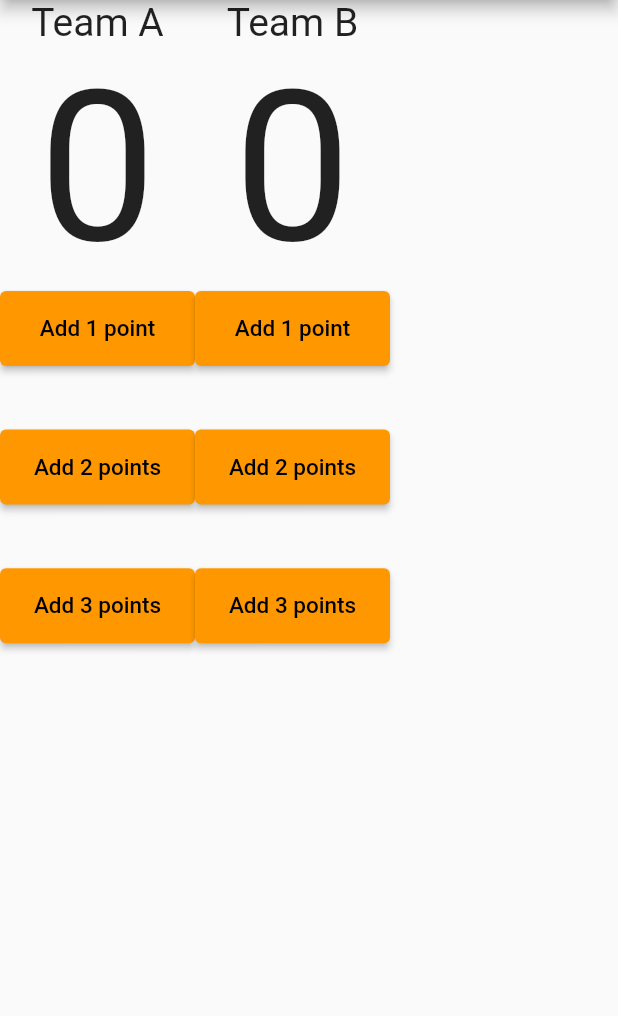
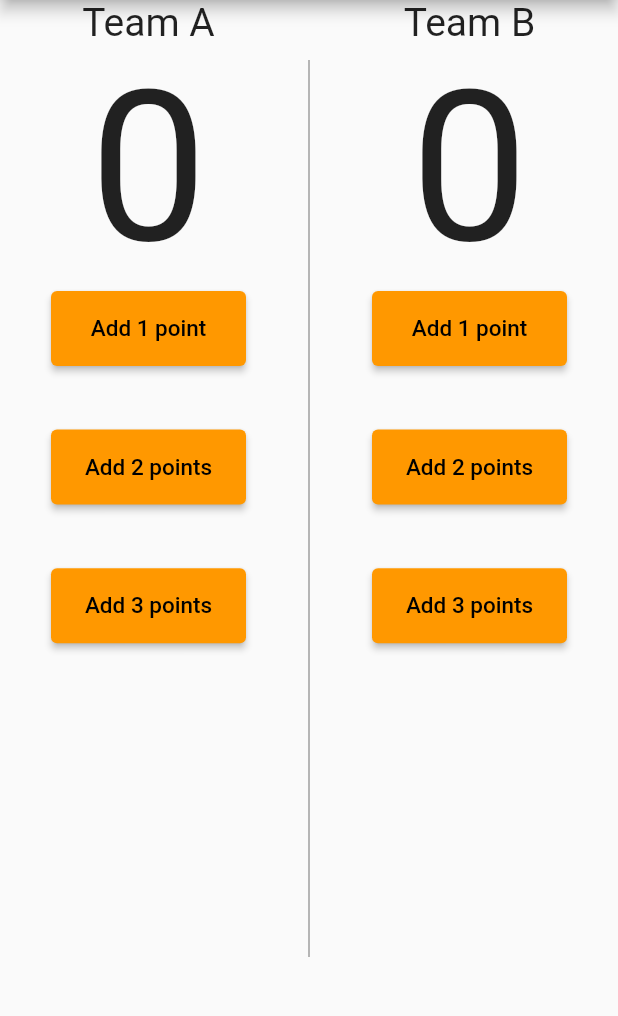
Before and after one commit to ImadDz-7/Basketball-Points-Counter-App, a Flutter app: the screen it shows after launch, on a phone screen of 412 x 824 dp, the part 84-1100 px from its top. Run offline on Flutter 3.47's test engine with Material 2 defaults, Android fonts, the light colour scheme and no system bars.

Commit message:
Add VerticalDivider Widget & finish UI part 1

```diff
--- a/lib/main.dart
+++ b/lib/main.dart
@@ -17,6 +17,7 @@ class PointsCounter extends StatelessWidget {
           backgroundColor: Colors.orange,
         ),
         body: Row(
+          mainAxisAlignment: MainAxisAlignment.spaceEvenly,
           children: [
             Column(
               children: [
@@ -78,6 +79,12 @@ class PointsCounter extends StatelessWidget {
                 ),
                 const Spacer(flex: 8),
               ],
+            ),
+            const VerticalDivider(
+              color: Colors.grey,
+              thickness: 1,
+              indent: 40,
+              endIndent: 130,
             ),
             Column(
           children: [
```
